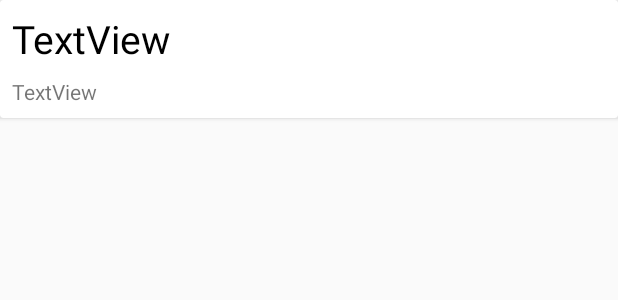
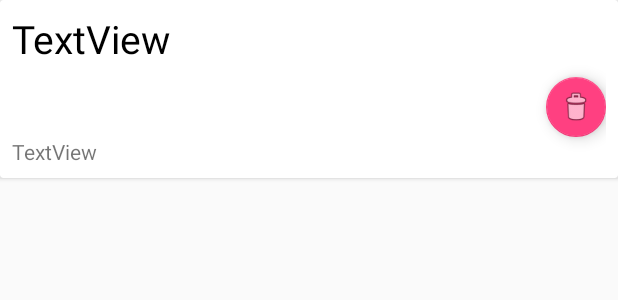
Before and after one commit to HackeruDroids/SqliteNotes, an Android app: the layout note_item.xml on its own in the app's theme, with its tools: preview values and no code run, on a phone screen of 412 x 824 dp. Shown: the top 300 px of the screen. Run offline under Robolectric (Android 15) with nearby library versions, the phone set to English and light mode, and no system bars.

Commit message:
delete a note

```diff
--- a/app/src/main/res/layout/note_item.xml
+++ b/app/src/main/res/layout/note_item.xml
@@ -1,5 +1,6 @@
 <?xml version="1.0" encoding="utf-8"?>
 <android.support.v7.widget.CardView xmlns:android="http://schemas.android.com/apk/res/android"
+    xmlns:app="http://schemas.android.com/apk/res-auto"
     android:layout_width="match_parent"
     android:layout_height="wrap_content"
     android:layout_marginBottom="8dp">
@@ -19,6 +20,15 @@
             android:textColor="#000"
             android:textSize="26sp" />
 
+        <android.support.design.widget.FloatingActionButton
+            android:id="@+id/fabDelete"
+            android:layout_width="match_parent"
+            android:layout_height="wrap_content"
+            android:clickable="true"
+            app:fabSize="mini"
+            android:layout_gravity="right"
+            app:srcCompat="@android:drawable/ic_menu_delete" />
+
         <TextView
             android:id="@+id/tvContent"
             android:layout_width="match_parent"
```
Also changed, not shown: app/src/main/java/hackeru/edu/sqlitenotes/MainActivity.java (+14 -4 lines).
